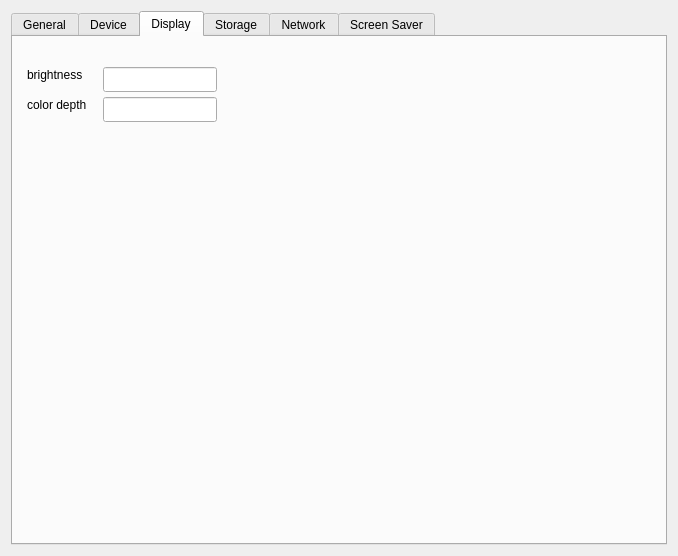
Old version of the form examples/sysinfo/dialog.ui in the repository qtproject/qt-mobility.
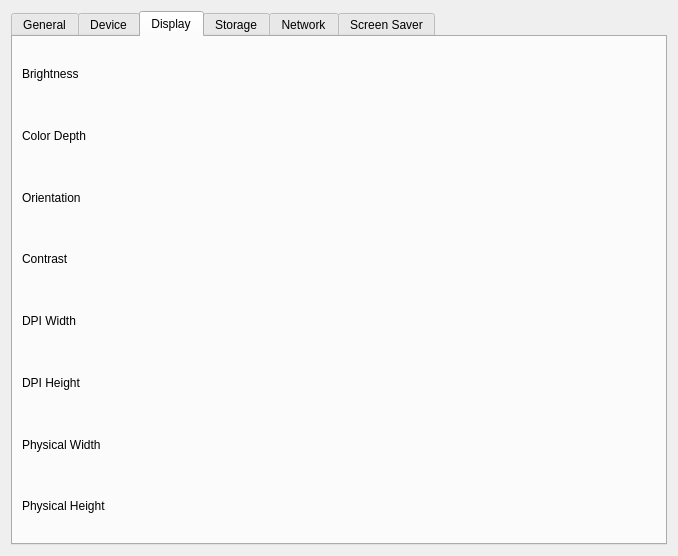
New version of the form. The open tabs and pages were chosen to show the change. Icons and pictures are not drawn.

```diff
--- a/examples/sysinfo/dialog.ui
+++ b/examples/sysinfo/dialog.ui
@@ -496,70 +496,152 @@
       <attribute name="title">
        <string>Display</string>
       </attribute>
-      <widget class="QLabel" name="label_40">
-       <property name="geometry">
-        <rect>
-         <x>14</x>
-         <y>30</y>
-         <width>67</width>
-         <height>16</height>
-        </rect>
-       </property>
-       <property name="text">
-        <string>brightness</string>
-       </property>
-      </widget>
-      <widget class="QLineEdit" name="brightnessLineEdit">
-       <property name="geometry">
-        <rect>
-         <x>90</x>
-         <y>30</y>
-         <width>114</width>
-         <height>25</height>
-        </rect>
-       </property>
-       <property name="mouseTracking">
-        <bool>false</bool>
-       </property>
-       <property name="focusPolicy">
-        <enum>Qt::NoFocus</enum>
-       </property>
-       <property name="acceptDrops">
-        <bool>false</bool>
-       </property>
-      </widget>
-      <widget class="QLabel" name="label_41">
-       <property name="geometry">
-        <rect>
-         <x>14</x>
-         <y>60</y>
-         <width>72</width>
-         <height>16</height>
-        </rect>
-       </property>
-       <property name="text">
-        <string>color depth</string>
-       </property>
-      </widget>
-      <widget class="QLineEdit" name="colorDepthLineEdit">
-       <property name="geometry">
-        <rect>
-         <x>90</x>
-         <y>60</y>
-         <width>114</width>
-         <height>25</height>
-        </rect>
-       </property>
-       <property name="mouseTracking">
-        <bool>false</bool>
-       </property>
-       <property name="focusPolicy">
-        <enum>Qt::NoFocus</enum>
-       </property>
-       <property name="acceptDrops">
-        <bool>false</bool>
-       </property>
-      </widget>
+      <layout class="QGridLayout" name="gridLayout_7">
+       <item row="0" column="0">
+        <layout class="QHBoxLayout" name="horizontalLayout_8">
+         <item>
+          <widget class="QLabel" name="label_40">
+           <property name="text">
+            <string>Brightness</string>
+           </property>
+          </widget>
+         </item>
+         <item>
+          <widget class="QLabel" name="brightnessLabel">
+           <property name="text">
+            <string/>
+           </property>
+          </widget>
+         </item>
+        </layout>
+       </item>
+       <item row="1" column="0">
+        <layout class="QHBoxLayout" name="horizontalLayout_7">
+         <item>
+          <widget class="QLabel" name="label_41">
+           <property name="text">
+            <string>Color Depth</string>
+           </property>
+          </widget>
+         </item>
+         <item>
+          <widget class="QLabel" name="colorDepthLabel">
+           <property name="text">
+            <string/>
+           </property>
+          </widget>
+         </item>
+        </layout>
+       </item>
+       <item row="2" column="0">
+        <layout class="QHBoxLayout" name="horizontalLayout">
+         <item>
+          <widget class="QLabel" name="label_3">
+           <property name="text">
+            <string>Orientation</string>
+           </property>
+          </widget>
+         </item>
+         <item>
+          <widget class="QLabel" name="orientationLabel">
+           <property name="text">
+            <string/>
+           </property>
+          </widget>
+         </item>
+        </layout>
+       </item>
+       <item row="3" column="0">
+        <layout class="QHBoxLayout" name="horizontalLayout_2">
+         <item>
+          <widget class="QLabel" name="label_4">
+           <property name="text">
+            <string>Contrast</string>
+           </property>
+          </widget>
+         </item>
+         <item>
+          <widget class="QLabel" name="contrastLabel">
+           <property name="text">
+            <string/>
+           </property>
+          </widget>
+         </item>
+        </layout>
+       </item>
+       <item row="4" column="0">
+        <layout class="QHBoxLayout" name="horizontalLayout_3">
+         <item>
+          <widget class="QLabel" name="label_5">
+           <property name="text">
+            <string>DPI Width</string>
+           </property>
+          </widget>
+         </item>
+         <item>
+          <widget class="QLabel" name="dpiWidthLabel">
+           <property name="text">
+            <string/>
+           </property>
+          </widget>
+         </item>
+        </layout>
+       </item>
+       <item row="5" column="0">
+        <layout class="QHBoxLayout" name="horizontalLayout_4">
+         <item>
+          <widget class="QLabel" name="label_6">
+           <property name="text">
+            <string>DPI Height</string>
+           </property>
+          </widget>
+         </item>
+         <item>
+          <widget class="QLabel" name="dpiHeightLabel">
+           <property name="text">
+            <string/>
+           </property>
+          </widget>
+         </item>
+        </layout>
+       </item>
+       <item row="6" column="0">
+        <layout class="QHBoxLayout" name="horizontalLayout_5">
+         <item>
+          <widget class="QLabel" name="label_8">
+           <property name="text">
+            <string>Physical Width</string>
+           </property>
+          </widget>
+         </item>
+         <item>
+          <widget class="QLabel" name="physicalWidthLabel">
+           <property name="text">
+            <string/>
+           </property>
+          </widget>
+         </item>
+        </layout>
+       </item>
+       <item row="7" column="0">
+        <layout class="QHBoxLayout" name="horizontalLayout_6">
+         <item>
+          <widget class="QLabel" name="label_7">
+           <property name="text">
+            <string>Physical Height</string>
+           </property>
+          </widget>
+         </item>
+         <item>
+          <widget class="QLabel" name="physicalHeightLabel">
+           <property name="text">
+            <string/>
+           </property>
+          </widget>
+         </item>
+        </layout>
+       </item>
+      </layout>
      </widget>
      <widget class="QWidget" name="sysmemorytab">
       <attribute name="title">
```
